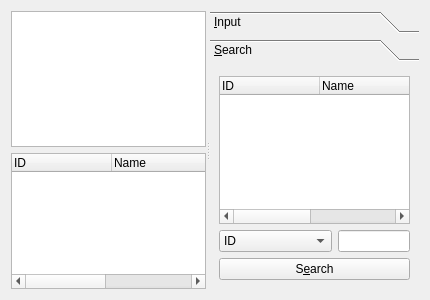
This is clientmanagerform.ui in KimYooseon/osstem as Qt 5 draws it before an edit. The edited form follows.
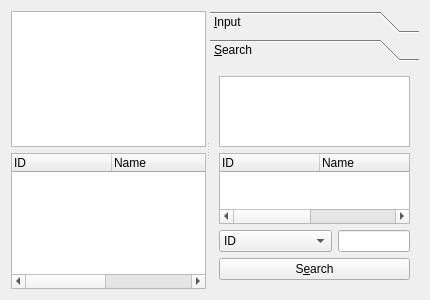
This is the edited form. The open tabs and pages were chosen to show the change.

What changed in the file:
```diff
--- a/clientmanagerform.ui
+++ b/clientmanagerform.ui
@@ -168,7 +168,7 @@
         <rect>
          <x>0</x>
          <y>0</y>
-         <width>169</width>
+         <width>211</width>
          <height>240</height>
         </rect>
        </property>
@@ -176,6 +176,13 @@
         <string>&amp;Search</string>
        </attribute>
        <layout class="QVBoxLayout" name="verticalLayout_3">
+        <item>
+         <widget class="QTableView" name="searchTableView">
+          <attribute name="verticalHeaderVisible">
+           <bool>false</bool>
+          </attribute>
+         </widget>
+        </item>
         <item>
          <widget class="QTreeWidget" name="searchTreeWidget">
           <property name="rootIsDecorated">
```
Left out of the diff: 36 changed lines with no effect on the pictures.
